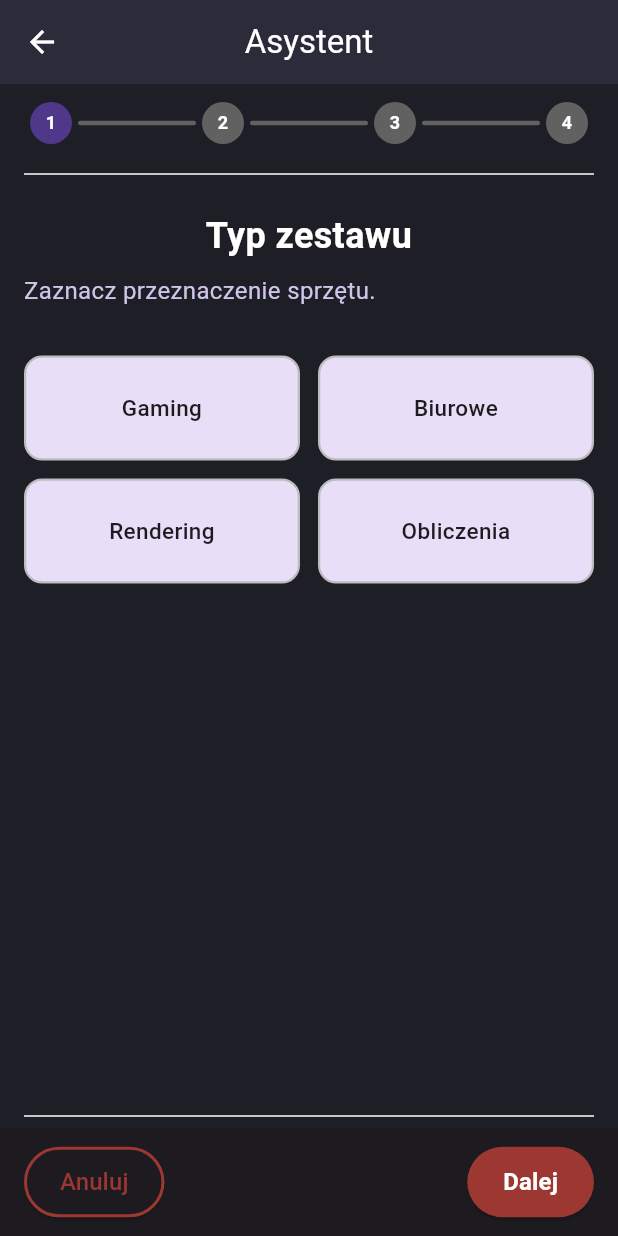
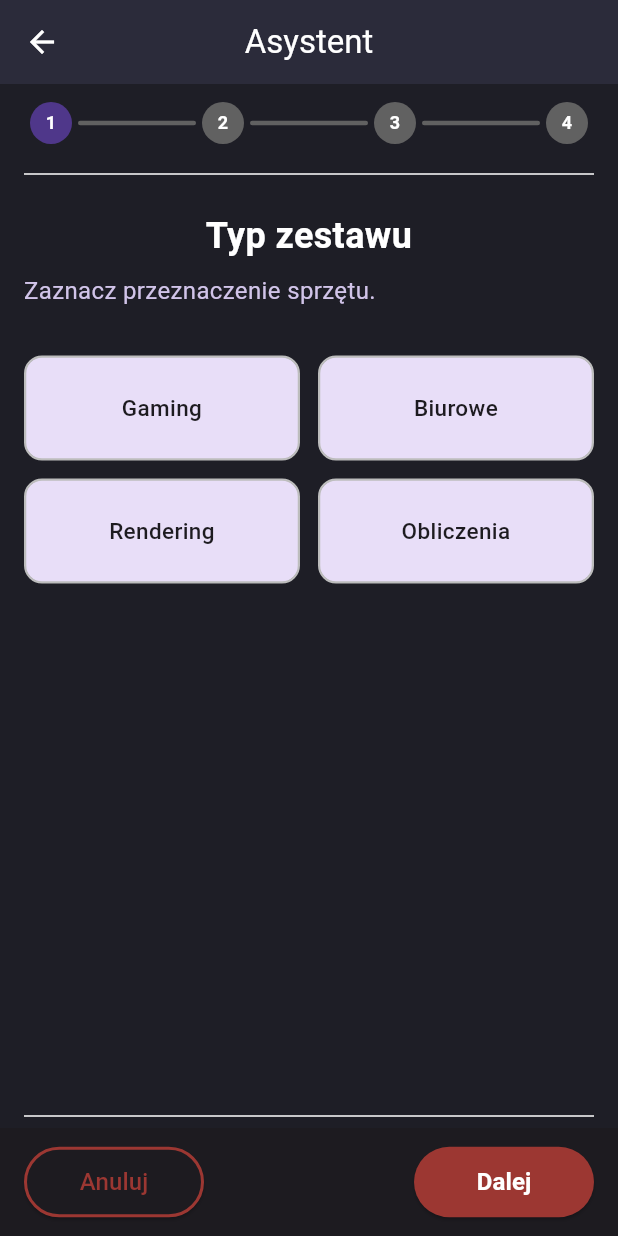
Before and after one commit to rychu777/part-collector, a Flutter app: the AssistantView screen opened directly, on a phone screen of 412 x 824 dp. Run offline on Flutter 3.47's test engine with Material 3 defaults, Android fonts, the light colour scheme and no system bars; our stand-ins replace cloud_firestore, firebase_core; accounts and stored records are empty.

Commit message:
feat: UI Design, fixing button sizes and dropdown

```diff
--- a/lib/widgets/AssistantWidgets.dart
+++ b/lib/widgets/AssistantWidgets.dart
@@ -219,41 +219,27 @@ class BottomButtonsBar extends StatelessWidget {
       child: Row(
         mainAxisAlignment: MainAxisAlignment.spaceBetween,
         children: [
-          isFirstStep
-              ? ElevatedButton(
+          SizedBox(
+            width: 120,
+            child: ElevatedButton(
               style: ElevatedButton.styleFrom(
                 backgroundColor: const Color(0xFF1D1B20),
-              side: const BorderSide(
-                  color: Color(0xFF9C3732),
-                  width: 2),
-              padding:
-              const EdgeInsets.symmetric(horizontal: 24, vertical: 12),
+                side: const BorderSide(color: Color(0xFF9C3732), width: 2),
+                padding: const EdgeInsets.symmetric(horizontal: 0, vertical: 12),
               ),
-            onPressed: () {
-              Navigator.pop(context);
-            },
-            child: const Text('Anuluj',
-                style:
-                TextStyle(color: Color(0xFF9C3732), fontSize: 16)),
-          )
-              : ElevatedButton(
-            style: ElevatedButton.styleFrom(
-              backgroundColor: const Color(0xFF1D1B20),
-              side: const BorderSide(
-                  color: Color(0xFF9C3732),
-                  width: 2),
-              padding:
-              const EdgeInsets.symmetric(horizontal: 24, vertical: 12),
+              onPressed: isFirstStep ? () => Navigator.pop(context) : onBack,
+              child: Text(
+                isFirstStep ? 'Anuluj' : 'Powrót',
+                style: const TextStyle(color: Color(0xFF9C3732), fontSize: 16),
               ),
-            onPressed: onBack,
-            child: const Text('Powrót',
-                style:
-                TextStyle(color: Color(0xFF9C3732), fontSize: 16)),
             ),
-          ElevatedButton(
+          ),
+          SizedBox(
+            width: 120,
+            child: ElevatedButton(
               style: ElevatedButton.styleFrom(
                 backgroundColor: const Color(0xFF9C3732),
-              padding: const EdgeInsets.symmetric(horizontal: 24, vertical: 12),
+                padding: const EdgeInsets.symmetric(horizontal: 0, vertical: 12),
               ),
               onPressed: () {
                 if (!isStepValid()) {
@@ -273,6 +259,7 @@ class BottomButtonsBar extends StatelessWidget {
                     fontWeight: FontWeight.bold),
               ),
             ),
+          ),
         ],
       ),
     );
```
Also changed, not shown: lib/widgets/Step3Widget.dart (+23 -5 lines). Lines whose indentation alone changed are shown as unchanged.
